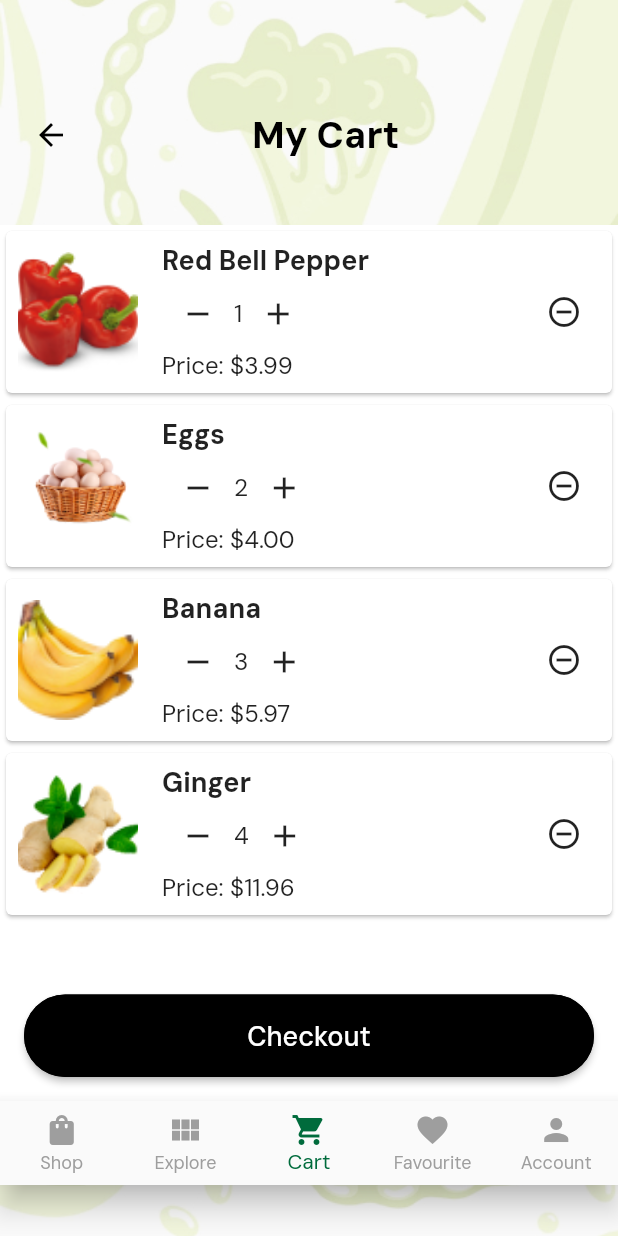
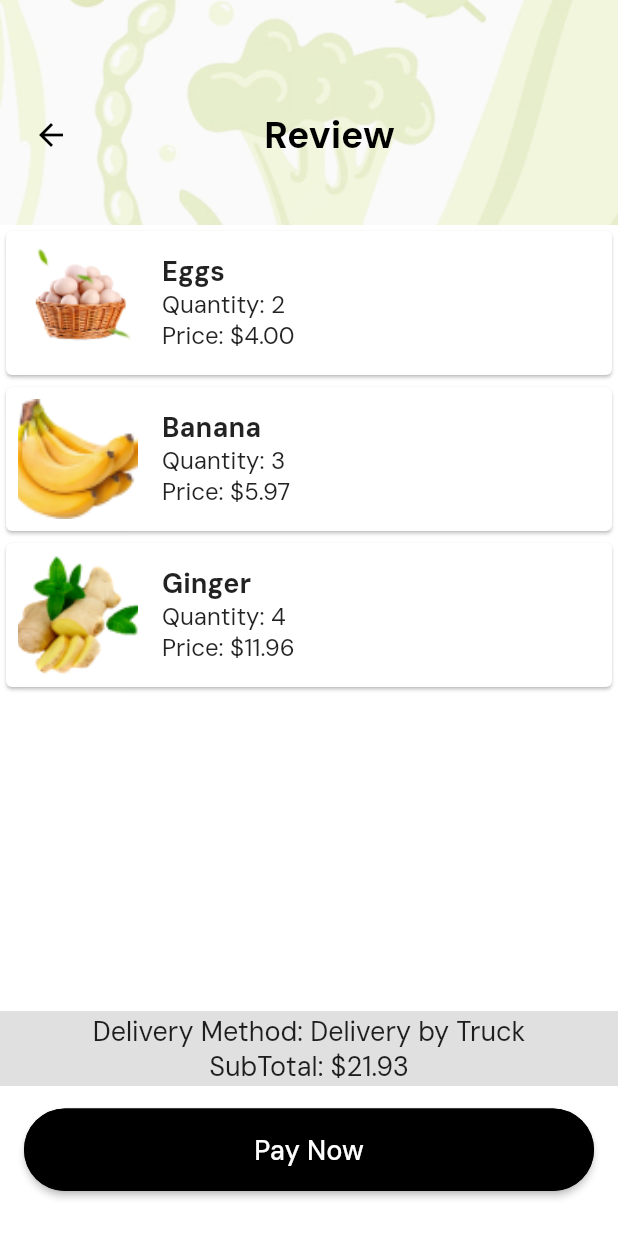
Before and after one commit to SSSamueLDS/googleignite_team7, a Flutter app: the BuyerCart screen opened by its route, item 3 of the bottom bar chosen, after a tap on "Checkout", on a phone screen of 412 x 824 dp. Run offline on Flutter 3.47's test engine with Material 2 defaults, Android fonts, the phone set to English and light mode, and no system bars.

Commit message:
add buyer_review page

```diff
--- a/googleignite_team7/lib/main.dart
+++ b/googleignite_team7/lib/main.dart
@@ -29,6 +29,7 @@ import '../screens/farmertypesearchlisting.dart';
 import '../screens/underconstruction.dart';
 import "../screens/upload.dart";
 import "../screens/buyer_cart.dart";
+import "../screens/buyer_review.dart";
 
 void main() {
   final account = jsonEncode({'username': 'kohp', 'password': 'password'});
@@ -70,6 +71,7 @@ class MyApp extends StatelessWidget {
         '/farmer_account': (context) => FarmerAccount(),
         '/buyer_account': (context) => BuyerAccount(),
         '/productdetail': (context) => ProductDetail(),
+        '/buyer_review':(context) => BuyerReview(),
         // '/buyer_explore': (context) => BuyerExplore(),
       },
       // home: MainScreen(), // Set the main screen as the initial route.
@@ -145,7 +147,7 @@ Widget _buildSecondContainer(BuildContext context) {
             child: MyFilledButton(
               label: "Get Started",
               onPressed: () {
-                Navigator.pushNamed(context, '/register_or_login');
+                Navigator.pushNamed(context, '/buyer_review');
               },
               fillColor: Colors.black,
               borderColor: Colors.transparent,
--- a/googleignite_team7/lib/screens/buyer_cart.dart
+++ b/googleignite_team7/lib/screens/buyer_cart.dart
@@ -140,8 +140,6 @@ class _BuyerCartState extends State<BuyerCart> {
       );
 
   Widget buildBottom(BuildContext context) {
-    // Add a GlobalKey to the ListView.builder widget
-
     return Stack(
       children: [
         Container(
@@ -223,6 +221,7 @@ class _BuyerCartState extends State<BuyerCart> {
             label: "Checkout",
             onPressed: () {
               // Implement checkout logic here
+              Navigator.pushNamed(context, '/buyer_review');
             },
             fillColor: Colors.black,
             fontColor: Colors.white,
--- /dev/null
+++ b/googleignite_team7/lib/screens/buyer_review.dart
@@ -0,0 +1,182 @@
+import 'package:flutter/material.dart';
+import 'package:googleignite_team7/widgets/MyFilledButton.dart';
+
+class BuyerReview extends StatelessWidget {
+  @override
+  Widget build(BuildContext context) {
+    return Scaffold(
+      body: Stack(
+        children: [
+          Container(
+            constraints: const BoxConstraints.expand(),
+            decoration: const BoxDecoration(
+              image: DecorationImage(
+                image: AssetImage("assets/images/background.jpg"),
+                fit: BoxFit.cover,
+              ),
+            ),
+          ),
+          Column(
+            children: [buildTop(context), buildBottom(context)],
+          ),
+        ],
+      ),
+    );
+  }
+}
+
+Widget buildTop(BuildContext context) => Container(
+      margin: const EdgeInsets.only(top: 30),
+      height: 120,
+      width: double.infinity,
+      child: Column(
+        mainAxisAlignment: MainAxisAlignment.center,
+        children: [
+          Row(
+            crossAxisAlignment: CrossAxisAlignment.center,
+            children: [
+              Padding(
+                padding: const EdgeInsets.only(
+                  right: 118,
+                  left: 10,
+                ),
+                child: BackButton(
+                  color: Colors.black,
+                ),
+              ),
+              Text(
+                "Review",
+                style: TextStyle(
+                  fontSize: 25,
+                  fontWeight: FontWeight.bold,
+                  color: Colors.black,
+                ),
+              ),
+            ],
+          ),
+        ],
+      ),
+    );
+
+Widget buildBottom(BuildContext context) {
+  int _currentIndex = 2;
+
+  List<String> items = [
+    'Eggs',
+    'Banana',
+    'Ginger',
+  ]; // Add some sample items
+  Map<String, int> quantities = {
+    'Eggs': 2,
+    'Banana': 3,
+    'Ginger': 4,
+  };
+
+  Map<String, double> prices = {
+    'Eggs': 2,
+    'Banana': 1.99,
+    'Ginger': 2.99,
+  };
+
+  List<String> images = [
+    'assets/images/eggs.png',
+    'assets/images/banana.png',
+    'assets/images/ginger.png',
+  ];
+
+  double subtotal = 0;
+  for (int i = 0; i < items.length; i++) {
+    subtotal += prices[items[i]]! * quantities[items[i]]!;
+  }
+
+  return Stack(
+    children: [
+      Container(
+        color: Colors.white,
+        height: MediaQuery.of(context).size.height - 150,
+        width: double.infinity,
+        child: ListView.builder(
+          padding: EdgeInsets.all(0),
+          itemCount: items.length, // Specify the number of items in the list
+          itemBuilder: (context, index) {
+            return Card(
+              child: Padding(
+                padding: const EdgeInsets.all(8.0),
+                child: Row(
+                  children: [
+                    Image.asset(
+                      images[index],
+                      width: 80,
+                      height: 80,
+                      fit: BoxFit.cover,
+                    ),
+                    SizedBox(width: 16),
+                    Expanded(
+                      child: Column(
+                        crossAxisAlignment: CrossAxisAlignment.start,
+                        children: [
+                          Text(
+                            items[index],
+                            style: TextStyle(
+                                fontSize: 18, fontWeight: FontWeight.bold),
+                          ),
+                          Row(
+                            children: [
+                              Text(
+                                "Quantity: " + '${quantities[items[index]]}',
+                                style: TextStyle(fontSize: 16),
+                              ),
+                            ],
+                          ),
+                          Text(
+                            "Price: " +
+                                '\$${(prices[items[index]]! * quantities[items[index]]!).toStringAsFixed(2)}',
+                            style: TextStyle(fontSize: 16),
+                          ),
+                        ],
+                      ),
+                    ),
+                  ],
+                ),
+              ),
+            );
+          },
+        ),
+      ),
+      Positioned(
+        bottom: 100,
+        child: Container(
+          padding: EdgeInsets.all(0),
+          height: 50,
+          width: MediaQuery.of(context).size.width,
+          color: Colors.grey[300],
+          child: Center(
+            child: Text(
+              "Delivery Method: Delivery by Truck \nSubTotal: \$" + "${subtotal}",
+              style: TextStyle(
+                fontSize: 18,
+              ),
+              textAlign: TextAlign.center,
+            ),
+          ),
+        ),
+      ),
+      SizedBox(height: 16),
+      Positioned(
+        bottom: 30,
+        left: 16,
+        right: 16,
+        child: MyFilledButton(
+          borderColor: Colors.black,
+          label: "Pay Now",
+          onPressed: () {
+            // Implement checkout logic here
+            Navigator.pushNamed(context, '');
+          },
+          fillColor: Colors.black,
+          fontColor: Colors.white,
+        ),
+      ),
+    ],
+  );
+}
```
